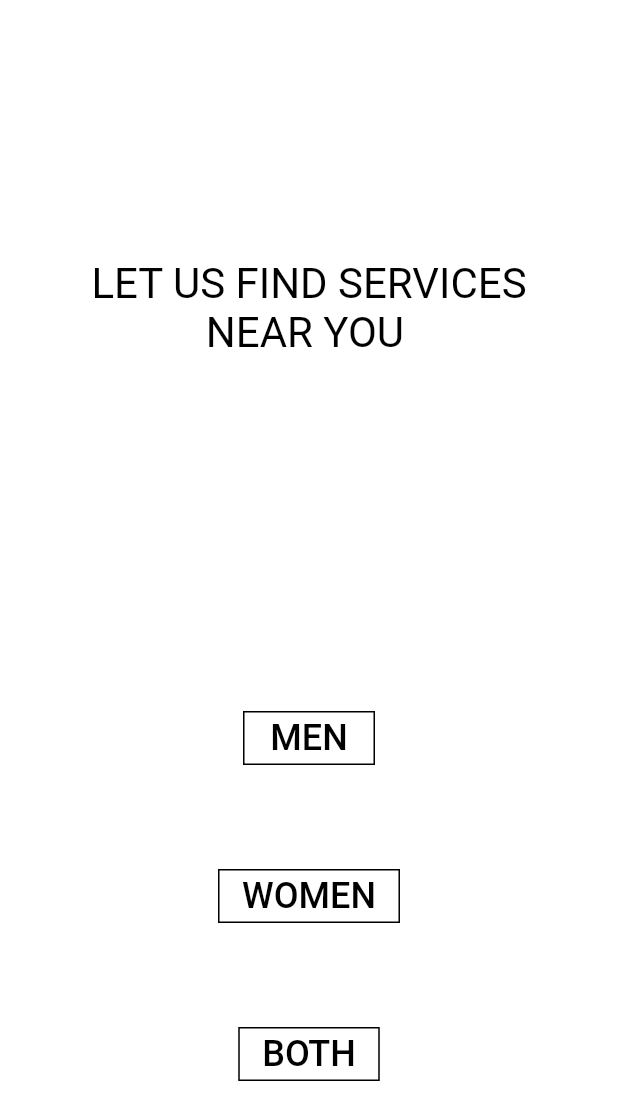
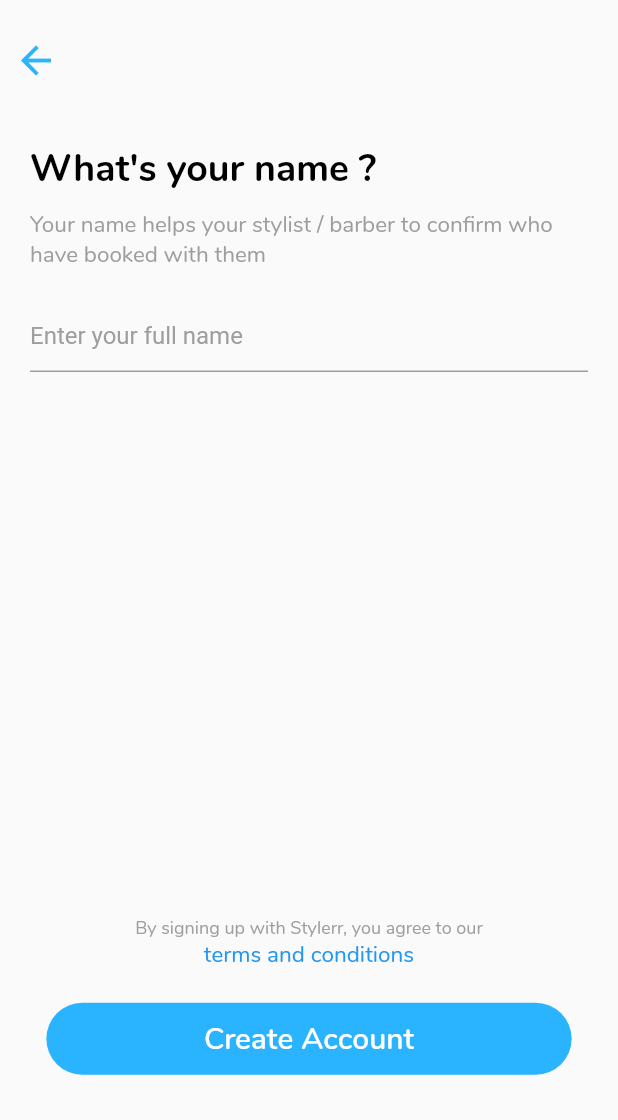
Before and after one commit to nasirmalik01/Stylerr, a Flutter app: the screen it shows after launch, on a phone screen of 412 x 824 dp. Shown: the top 1120 px of the screen. Run offline on Flutter 3.47's test engine with Material 2 defaults, Android fonts, the phone set to English and light mode, and no system bars; Roboto replaces fonts that are missing (Nubito).

Commit message:
Added Name Screen

```diff
--- a/lib/main.dart
+++ b/lib/main.dart
@@ -12,6 +12,9 @@ class HomeScreen extends StatelessWidget{
 
     return MaterialApp(
       debugShowCheckedModeBanner: false,
+      theme: ThemeData(
+        fontFamily: 'Nubito'
+      ),
       home: SplashScreen(),
     );
   }
--- a/lib/screens/NameScreen.dart
+++ b/lib/screens/NameScreen.dart
@@ -0,0 +1,140 @@
+import 'package:flutter/material.dart';
+
+class NameScreen extends StatelessWidget {
+  Text TextValues(
+      {String title, double fontSize, Color color, FontWeight fontWeight}) {
+    return Text(
+      title,
+      style: TextStyle(
+          fontSize: fontSize,
+          color: color,
+          fontFamily: 'Nunito',
+          fontWeight: fontWeight),
+    );
+  }
+
+  @override
+  Widget build(BuildContext context) {
+    return Scaffold(
+      body: ListView(
+        children: <Widget>[
+          Column(
+            children: <Widget>[
+              Container(
+                margin: EdgeInsets.only(
+                    top: MediaQuery.of(context).size.height * 0.02),
+                child: Column(
+                  crossAxisAlignment: CrossAxisAlignment.start,
+                  children: <Widget>[
+                    IconButton(
+                      icon: Icon(
+                        Icons.arrow_back,
+                        color: Color(0xFF2AB4FF),
+                        size: 30,
+                      ),
+                      onPressed: () {
+                        Navigator.pop(context);
+                      },
+                    ),
+                    Container(
+                      margin: EdgeInsets.only(
+                          top: MediaQuery.of(context).size.height * 0.02),
+                      child: Padding(
+                          padding: const EdgeInsets.only(
+                              left: 20.0, right: 15, top: 15, bottom: 10),
+                          child: TextValues(
+                              color: Colors.black,
+                              fontWeight: FontWeight.bold,
+                              fontSize: 25,
+                              title: 'What\'s your name ?')),
+                    ),
+                    Padding(
+                      padding: const EdgeInsets.only(left: 20.0, right: 10.0),
+                      child: TextValues(
+                          title:
+                              'Your name helps your stylist / barber to confirm who have booked with them',
+                          fontSize: 15,
+                          fontWeight: FontWeight.normal,
+                          color: Colors.grey),
+                    ),
+                    Padding(
+                      padding:
+                          const EdgeInsets.only(left: 20.0, right: 20, top: 20),
+                      child: TextField(
+                        decoration: InputDecoration(
+                          hintText: 'Enter your full name',
+                          enabledBorder: UnderlineInputBorder(
+                            borderSide: BorderSide(color: Colors.grey),
+                          ),
+                          focusedBorder: UnderlineInputBorder(
+                            borderSide: BorderSide(color: Colors.black),
+                          ),
+                          hintStyle: TextStyle(
+                            fontFamily: 'Nubito',
+                            color: Colors.grey,
+                          ),
+                        ),
+                        style: TextStyle(
+                            color: Colors.black,
+                            fontSize: 16,
+                            fontFamily: 'Nunito'),
+                      ),
+                    ),
+                  ],
+                ),
+              ),
+              Container(
+                margin: EdgeInsets.only(
+                    top: MediaQuery.of(context).size.height * 0.44),
+                child: Column(
+                  children: <Widget>[
+                    Padding(
+                      padding: const EdgeInsets.only(left: 15.0, right: 15.0),
+                      child: TextValues(
+                          title: 'By signing up with Stylerr, you agree to our',
+                          fontSize: 12,
+                          fontWeight: FontWeight.normal,
+                          color: Colors.grey),
+                    ),
+                    Center(
+                      child: TextValues(
+                          title: 'terms and conditions',
+                          fontSize: 15,
+                          fontWeight: FontWeight.normal,
+                          color: Colors.blue),
+                    ),
+                    SizedBox(
+                      height: 22,
+                    ),
+                    Center(
+                      child: Container(
+                        width: MediaQuery.of(context).size.width * 0.85,
+                        child: Material(
+                          borderRadius: BorderRadius.circular(30.0),
+                          color: Color(0xFF2AB4FF),
+                          child: MaterialButton(
+                            onPressed: () {},
+                            splashColor: Color(0xFF2AB4FF),
+                            highlightColor: Color(0xFF2AB4FF),
+                            child: Text(
+                              'Create Account',
+                              style: TextStyle(
+                                  color: Colors.white,
+                                  fontFamily: 'Nunito',
+                                  fontSize: 20,
+                                  fontWeight: FontWeight.w600),
+                            ),
+                          ),
+                        ),
+                      ),
+                    )
+                  ],
+                ),
+              ),
+            ],
+          ),
+        ],
+      ),
+    );
+  }
+}
--- a/lib/splash/SplashScreen.dart
+++ b/lib/splash/SplashScreen.dart
@@ -2,6 +2,8 @@ import 'package:flutter/material.dart';
 import 'package:stylerrapp/screens/Categories.dart';
 import 'package:stylerrapp/screens/LogIn.dart';
 import 'dart:async';
+
+import 'package:stylerrapp/screens/NameScreen.dart';
 
 class SplashScreen extends StatefulWidget {
 
@@ -30,7 +32,7 @@ class _SplashScreenState extends State<SplashScreen> {
 
   void _navigateToScreen(){
     Navigator.of(context).pushReplacement(MaterialPageRoute(
-        builder: (BuildContext context) => CategoriesScreen())
+        builder: (BuildContext context) => NameScreen())
     );
   }
 
```
Also changed, not shown: pubspec.yaml (+6 -12 lines), assets/fonts/Lobster-Regular.ttf (renamed from fonts/Lobster-Regular.ttf), assets/fonts/Nunito-Black.ttf (renamed from fonts/Nunito-Black.ttf), assets/fonts/Nunito-Bold.ttf (renamed from fonts/Nunito-Bold.ttf), assets/fonts/Nunito-Regular.ttf (renamed from fonts/Nunito-Regular.ttf), assets/fonts/Nunito-SemiBold.ttf (renamed from fonts/Nunito-SemiBold.ttf), assets/fonts/OFL.txt (renamed from fonts/OFL.txt).
